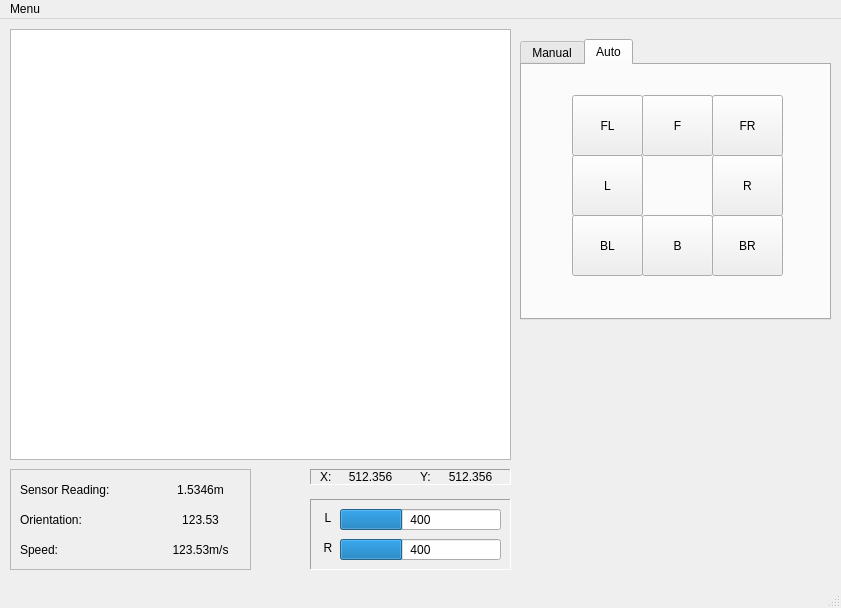
The window that GUI/host_panel.ui (ronnymajani/CarBasicESP32) describes before a commit, drawn with Qt 5.
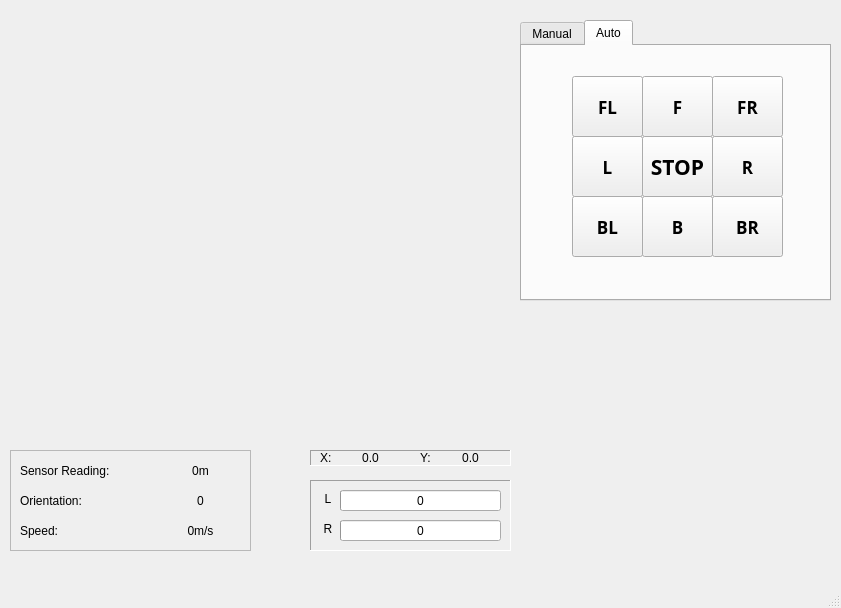
The same window after the commit. The open tabs and pages were chosen to show the change.

Commit message: Implemented Graphics Widget

```diff
--- a/GUI/host_panel.ui
+++ b/GUI/host_panel.ui
@@ -14,16 +14,6 @@
    <string>MainWindow</string>
   </property>
   <widget class="QWidget" name="centralwidget">
-   <widget class="QGraphicsView" name="graphicsView">
-    <property name="geometry">
-     <rect>
-      <x>10</x>
-      <y>10</y>
-      <width>501</width>
-      <height>431</height>
-     </rect>
-    </property>
-   </widget>
    <widget class="QFrame" name="frame_pwm">
     <property name="geometry">
      <rect>
@@ -68,7 +58,7 @@
       <number>1023</number>
      </property>
      <property name="value">
-      <number>400</number>
+      <number>0</number>
      </property>
      <property name="format">
       <string>%v</string>
@@ -87,7 +77,7 @@
       <number>1023</number>
      </property>
      <property name="value">
-      <number>400</number>
+      <number>0</number>
      </property>
      <property name="format">
       <string>%v</string>
@@ -161,7 +151,7 @@
       </rect>
      </property>
      <property name="text">
-      <string>512.356</string>
+      <string>0.0</string>
      </property>
      <property name="alignment">
       <set>Qt::AlignCenter</set>
@@ -177,7 +167,7 @@
       </rect>
      </property>
      <property name="text">
-      <string>512.356</string>
+      <string>0.0</string>
      </property>
      <property name="alignment">
       <set>Qt::AlignCenter</set>
@@ -235,7 +225,7 @@
       </rect>
      </property>
      <property name="text">
-      <string>123.53m/s</string>
+      <string>0m/s</string>
      </property>
      <property name="alignment">
       <set>Qt::AlignCenter</set>
@@ -251,7 +241,7 @@
       </rect>
      </property>
      <property name="text">
-      <string>123.53</string>
+      <string>0</string>
      </property>
      <property name="alignment">
       <set>Qt::AlignCenter</set>
@@ -267,7 +257,7 @@
       </rect>
      </property>
      <property name="text">
-      <string>1.5346m</string>
+      <string>0m</string>
      </property>
      <property name="alignment">
       <set>Qt::AlignCenter</set>
@@ -508,6 +498,14 @@
         <height>61</height>
        </rect>
       </property>
+      <property name="font">
+       <font>
+        <family>Ubuntu Mono</family>
+        <pointsize>13</pointsize>
+        <weight>75</weight>
+        <bold>true</bold>
+       </font>
+      </property>
       <property name="text">
        <string>F</string>
       </property>
@@ -533,6 +531,14 @@
         <height>61</height>
        </rect>
       </property>
+      <property name="font">
+       <font>
+        <family>Ubuntu Mono</family>
+        <pointsize>13</pointsize>
+        <weight>75</weight>
+        <bold>true</bold>
+       </font>
+      </property>
       <property name="text">
        <string>B</string>
       </property>
@@ -549,6 +555,14 @@
         <height>61</height>
        </rect>
       </property>
+      <property name="font">
+       <font>
+        <family>Ubuntu Mono</family>
+        <pointsize>13</pointsize>
+        <weight>75</weight>
+        <bold>true</bold>
+       </font>
+      </property>
       <property name="text">
        <string>R</string>
       </property>
@@ -580,6 +594,14 @@
         <height>61</height>
        </rect>
       </property>
+      <property name="font">
+       <font>
+        <family>Ubuntu Mono</family>
+        <pointsize>13</pointsize>
+        <weight>75</weight>
+        <bold>true</bold>
+       </font>
+      </property>
       <property name="text">
        <string>L</string>
       </property>
@@ -596,6 +618,14 @@
         <height>61</height>
        </rect>
       </property>
+      <property name="font">
+       <font>
+        <family>Ubuntu Mono</family>
+        <pointsize>13</pointsize>
+        <weight>75</weight>
+        <bold>true</bold>
+       </font>
+      </property>
       <property name="text">
        <string>FR</string>
       </property>
@@ -618,6 +648,14 @@
         <height>61</height>
        </rect>
       </property>
+      <property name="font">
+       <font>
+        <family>Ubuntu Mono</family>
+        <pointsize>13</pointsize>
+        <weight>75</weight>
+        <bold>true</bold>
+       </font>
+      </property>
       <property name="text">
        <string>FL</string>
       </property>
@@ -634,6 +672,14 @@
         <height>61</height>
        </rect>
       </property>
+      <property name="font">
+       <font>
+        <family>Ubuntu Mono</family>
+        <pointsize>13</pointsize>
+        <weight>75</weight>
+        <bold>true</bold>
+       </font>
+      </property>
       <property name="text">
        <string>BL</string>
       </property>
@@ -650,6 +696,14 @@
         <height>61</height>
        </rect>
       </property>
+      <property name="font">
+       <font>
+        <family>Ubuntu Mono</family>
+        <pointsize>13</pointsize>
+        <weight>75</weight>
+        <bold>true</bold>
+       </font>
+      </property>
       <property name="text">
        <string>BR</string>
       </property>
@@ -657,8 +711,52 @@
        <bool>true</bool>
       </property>
      </widget>
+     <widget class="QPushButton" name="controls_auto_button_motor_stop">
+      <property name="geometry">
+       <rect>
+        <x>120</x>
+        <y>90</y>
+        <width>71</width>
+        <height>61</height>
+       </rect>
+      </property>
+      <property name="font">
+       <font>
+        <family>Ubuntu Mono</family>
+        <pointsize>16</pointsize>
+        <weight>75</weight>
+        <bold>true</bold>
+       </font>
+      </property>
+      <property name="text">
+       <string>STOP</string>
+      </property>
+      <property name="checkable">
+       <bool>false</bool>
+      </property>
+      <property name="checked">
+       <bool>false</bool>
+      </property>
+      <property name="autoExclusive">
+       <bool>false</bool>
+      </property>
+      <property name="default">
+       <bool>false</bool>
+      </property>
+     </widget>
     </widget>
    </widget>
+   <widget class="QWidget" name="robot_map" native="true">
+    <property name="geometry">
+     <rect>
+      <x>10</x>
+      <y>10</y>
+      <width>501</width>
+      <height>431</height>
+     </rect>
+    </property>
+   </widget>
+   <zorder>robot_map</zorder>
    <zorder>frame_details</zorder>
    <zorder>frame_pwm</zorder>
    <zorder>graphicsView</zorder>
@@ -668,23 +766,6 @@
    <zorder>frame_controls_pwm_label</zorder>
    <zorder>controls_widget</zorder>
   </widget>
-  <widget class="QMenuBar" name="menubar">
-   <property name="geometry">
-    <rect>
-     <x>0</x>
-     <y>0</y>
-     <width>841</width>
-     <height>25</height>
-    </rect>
-   </property>
-   <widget class="QMenu" name="menuCar_Controller">
-    <property name="title">
-     <string>Menu</string>
-    </property>
-    <addaction name="actionExit"/>
-   </widget>
-   <addaction name="menuCar_Controller"/>
-  </widget>
   <widget class="QStatusBar" name="statusbar"/>
   <action name="actionExit">
    <property name="enabled">
```
Left out of the diff: 48 changed lines with no effect on the pictures. The commit also changes 2 other files.
